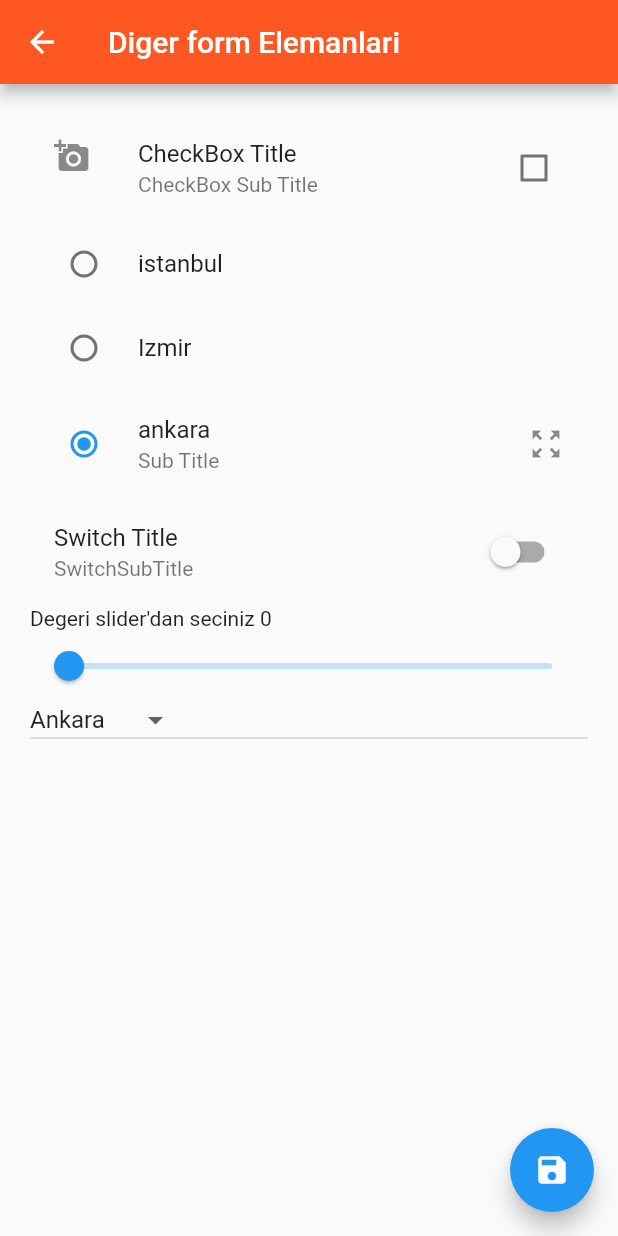
After one commit to brkcnszgn/testflutter, a Flutter app: the screen it shows after launch, after a tap on an icon or button, on a phone screen of 412 x 824 dp. The commit adds this screen. Run offline on Flutter 3.47's test engine with Material 2 defaults, Android fonts, the phone set to English and light mode, and no system bars; our stand-ins replace toast.

Commit message:
Sacma sapan bir dropdown hikayesi ^^

```diff
--- /dev/null
+++ b/lib/form_islemleri/anotherFormObjectElement.dart
@@ -0,0 +1,181 @@
+import 'package:flutter/material.dart';
+
+class AnotherFormObjectElement extends StatefulWidget {
+  @override
+  _AnotherFormObjectElementState createState() =>
+      _AnotherFormObjectElementState();
+}
+
+class _AnotherFormObjectElementState extends State<AnotherFormObjectElement> {
+  bool checkBoxValue = false;
+  String city = "Ankara";
+  bool swithState = false;
+  double sliderValue = 0;
+
+  //TODO String degerler olusturan basit il map'i
+
+  List<String> selectedCity = ["Ankara", "Bursa", "Gaziantep"];
+
+
+  @override
+  Widget build(BuildContext context) {
+    return Scaffold(
+      floatingActionButton: FloatingActionButton(
+        onPressed: () {},
+        child: Icon(Icons.save),
+      ),
+      appBar: AppBar(
+        title: Text("Diger form Elemanlari"),
+      ),
+      body: Padding(
+        padding: const EdgeInsets.all(20),
+        child: ListView(
+          children: <Widget>[
+            CheckboxListTile(
+              value: checkBoxValue,
+              onChanged: (selectCheckBox) {
+                setState(() {
+                  checkBoxValue = selectCheckBox;
+                });
+              },
+              activeColor: Colors.orange,
+              title: Text("CheckBox Title"),
+              subtitle: Text("CheckBox Sub Title"),
+              secondary: Icon(Icons.add_a_photo),
+              selected: false,
+            ),
+            RadioListTile<String>(
+              value: "istanbul",
+              groupValue: city,
+              title: Text("istanbul"),
+              onChanged: (value) {
+                debugPrint("Selected value : $value");
+                setState(() {
+                  city = value;
+                });
+              },
+            ),
+            RadioListTile<String>(
+              value: "izmir",
+              groupValue: city,
+              title: Text("Izmir"),
+              onChanged: (value) {
+                setState(() {
+                  city = value;
+                });
+                debugPrint("Selected value : $value");
+              },
+            ),
+            RadioListTile<String>(
+              value: "Ankara",
+              groupValue: city,
+              title: Text("ankara"),
+              subtitle: Text("Sub Title"),
+              secondary: Icon(Icons.zoom_out_map),
+              onChanged: (value) {
+                setState(() {
+                  city = value;
+                });
+                debugPrint("Selected value : $value");
+              },
+            ),
+            SwitchListTile(
+                value: swithState,
+                title: Text("Switch Title"),
+                subtitle: Text("SwitchSubTitle"),
+                selected: false,
+                onChanged: (value) {
+                  setState(() {
+                    swithState = value;
+                    debugPrint("Switchden gelen value : $swithState");
+                  });
+                }),
+            Text("Degeri slider'dan seciniz ${sliderValue.toInt()}"),
+            Slider(
+              value: sliderValue,
+              onChanged: (newValue) {
+                setState(() {
+                  sliderValue = newValue;
+                  sliderValue.toInt();
+                  debugPrint("Slider yeni degeri = ${sliderValue.toInt()}");
+                });
+              },
+              min: 0,
+              max: 100,
+              divisions: 100,
+              label: sliderValue.toInt().toString(),
+            ),
+//            DropdownButton<String>(
+//              items: [
+//                DropdownMenuItem<String>(
+//                  child: Row(
+//                    children: <Widget>[
+//                      Container(
+//                        height: 16,
+//                        width: 16,
+//                        color: Colors.deepOrange,
+//                        margin: EdgeInsets.only(right: 5, left: 5),
+//                      ),
+//                      Container(
+//                        child: Icon(
+//                          Icons.map,
+//                          color: Colors.red,
+//                        ),
+//                        margin: EdgeInsets.only(right: 5),
+//                      ),
+//                      Text("Izmir"),
+//                    ],
+//                  ),
+//                  value: "izmir",
+//                ),
+//                DropdownMenuItem<String>(
+//                  child: Text("Isntabul"),
+//                  value: "istanbul",
+//                ),
+//                DropdownMenuItem<String>(
+//                  child: Text("Ankara"),
+//                  value: "ankara",
+//                ),
+//                DropdownMenuItem<String>(
+//                  child: Text("Antalya"),
+//                  value: "antalya",
+//                ),
+//                DropdownMenuItem<String>(
+//                  child: Text("Sakarya"),
+//                  value: "sakarya",
+//                ),
+//              ],
+//              onChanged: (String selected) {
+//                setState(() {
+//                  city = selected;
+//                  debugPrint("Secilen dropdown nesnesi = $city");
+//                });
+//              },
+//              hint: Container(
+//                child: Center(child: Text("Seciniz")),
+//                margin: EdgeInsets.only(left: 35),
+//              ),
+//              value: city,
+//            ),
+          Container(
+            child: DropdownButton(items: selectedCity.map((index){
+              return DropdownMenuItem<String>(child: Text(index.toString()), value: index.toString(),
+              );
+            }).toList(),
+              hint: Text("Seciniz"),
+              isDense: true,
+              onChanged: (String s){
+              setState(() {
+                city = s.toString();
+              });
+            },
+
+            value: city,
+          ),
+          ),
+          ],
+        ),
+      ),
+    );
+  }
+}
--- a/lib/main.dart
+++ b/lib/main.dart
@@ -4,6 +4,7 @@ import 'package:testflutter/listview/listview_sperator_builder.dart';
 
 import 'ListView_kullanici_dostu.dart';
 
+import 'form_islemleri/anotherFormObjectElement.dart';
 import 'form_islemleri/form_text_field.dart';
 import 'form_islemleri/input_field.dart';
 import 'girdView/grid_view.dart';
@@ -28,6 +29,7 @@ void main() {
         '/listPage': (context) => LisPage(),
         '/formInput': (context)=> TextFieldIslemleri(),
         '/formTextField': (context)=> FormTextField_(),
+        '/anotherFormObjectElement': (context)=> AnotherFormObjectElement(),
 //        '/listDetail/$clickForPosition':(context)=>ListDetail(clickForPosition),
       },
 
--- a/lib/navigator_push/navigator_push.dart
+++ b/lib/navigator_push/navigator_push.dart
@@ -143,6 +143,21 @@ class NavigatorPush extends StatelessWidget {
               child: Center(
                 child: Text(
                   "TextField Forma git",
+                  style: TextStyle(color: Colors.black87),
+                ),
+              ),
+              color: Colors.orange,
+            ),
+           RaisedButton(
+              onPressed: () {
+                // Bu navigator ozelligi geri tusuna basildiginda uygulama kapanir.
+                Navigator.pushNamed(context, "/anotherFormObjectElement"
+
+                );
+              },
+              child: Center(
+                child: Text(
+                  "Diger  Form elemanlarina git",
                   style: TextStyle(color: Colors.black87),
                 ),
               ),
```
Also changed, not shown: lib/form_islemleri/form_islemleri.dart (deleted, +0 -130 lines).
